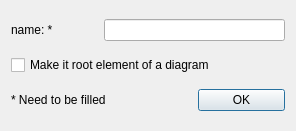
The window that qrgui/dialogs/metamodelingOnFly/addNodeDialog.ui (qreal/qreal) describes before a commit, drawn with Qt 5.
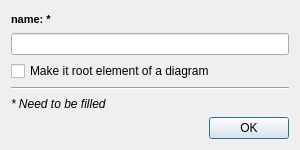
The same window after the commit.

```diff
--- a/qrgui/dialogs/metamodelingOnFly/addNodeDialog.ui
+++ b/qrgui/dialogs/metamodelingOnFly/addNodeDialog.ui
@@ -6,8 +6,8 @@
    <rect>
     <x>0</x>
     <y>0</y>
-    <width>296</width>
-    <height>131</height>
+    <width>300</width>
+    <height>150</height>
    </rect>
   </property>
   <property name="windowTitle">
@@ -15,35 +15,75 @@
   </property>
   <layout class="QGridLayout" name="gridLayout">
    <item row="0" column="0">
+    <layout class="QVBoxLayout" name="verticalLayout">
+     <item>
     <widget class="QLabel" name="nameLabel">
+       <property name="font">
+        <font>
+         <pointsize>8</pointsize>
+         <weight>75</weight>
+         <bold>true</bold>
+        </font>
+       </property>
      <property name="text">
       <string>name: *</string>
      </property>
     </widget>
    </item>
-   <item row="0" column="1" colspan="2">
+     <item>
     <widget class="QLineEdit" name="nameEdit"/>
    </item>
-   <item row="1" column="0" colspan="3">
+     <item>
     <widget class="QCheckBox" name="checkBox">
      <property name="text">
       <string>Make it root element of a diagram</string>
      </property>
     </widget>
    </item>
-   <item row="2" column="0" colspan="2">
+     <item>
+      <widget class="Line" name="line">
+       <property name="orientation">
+        <enum>Qt::Horizontal</enum>
+       </property>
+      </widget>
+     </item>
+     <item>
     <widget class="QLabel" name="label">
+       <property name="font">
+        <font>
+         <italic>true</italic>
+        </font>
+       </property>
      <property name="text">
       <string>* Need to be filled</string>
      </property>
     </widget>
    </item>
-   <item row="2" column="2">
+     <item>
+      <layout class="QHBoxLayout" name="horizontalLayout">
+       <item>
+        <spacer name="horizontalSpacer">
+         <property name="orientation">
+          <enum>Qt::Horizontal</enum>
+         </property>
+         <property name="sizeHint" stdset="0">
+          <size>
+           <width>40</width>
+           <height>20</height>
+          </size>
+         </property>
+        </spacer>
+       </item>
+       <item>
     <widget class="QPushButton" name="okPushButton">
      <property name="text">
       <string>OK</string>
      </property>
     </widget>
+       </item>
+      </layout>
+     </item>
+    </layout>
    </item>
   </layout>
  </widget>
```
Lines whose indentation alone changed are shown as unchanged.
